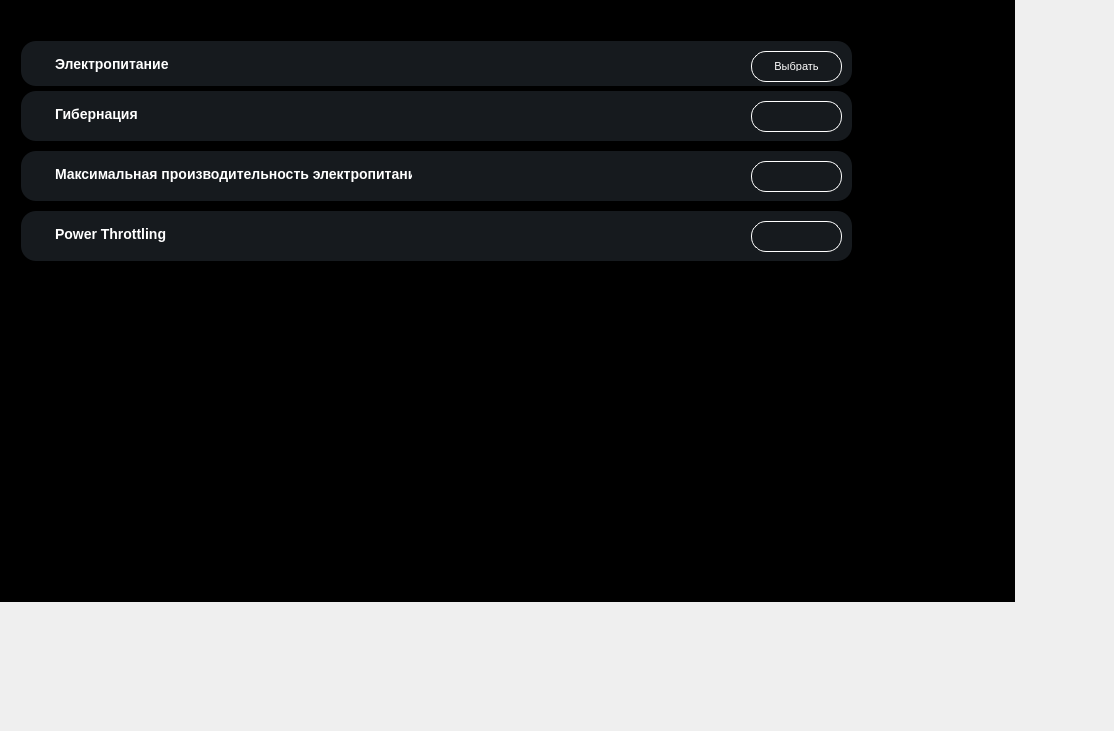
This is SettingsWidjets/EnergyPower.ui in zoomprog/ZoomDesctop as Qt 5 draws it before an edit. The edited form follows.
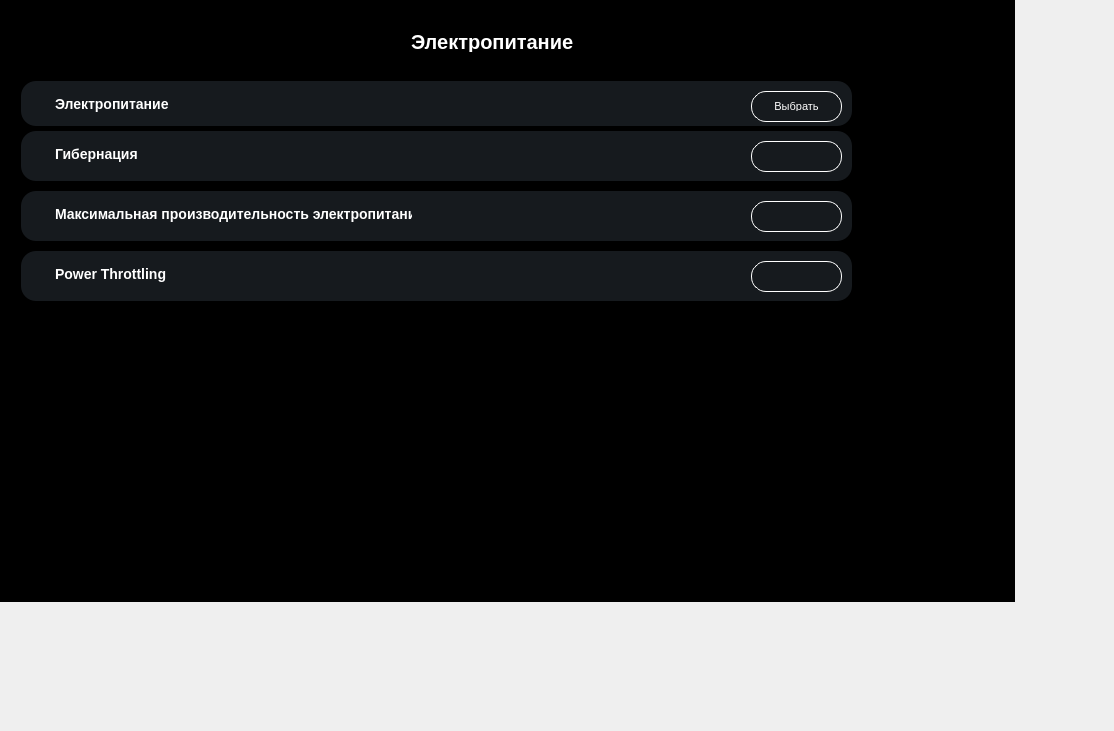
This is the edited form.

Patch:
```diff
--- a/SettingsWidjets/EnergyPower.ui
+++ b/SettingsWidjets/EnergyPower.ui
@@ -124,9 +124,9 @@
       <property name="geometry">
        <rect>
         <x>10</x>
-        <y>20</y>
+        <y>60</y>
         <width>961</width>
-        <height>551</height>
+        <height>511</height>
        </rect>
       </property>
       <property name="frameShape">
@@ -633,6 +633,27 @@
        </widget>
       </widget>
      </widget>
+     <widget class="QLabel" name="label">
+      <property name="geometry">
+       <rect>
+        <x>400</x>
+        <y>20</y>
+        <width>201</width>
+        <height>21</height>
+       </rect>
+      </property>
+      <property name="styleSheet">
+       <string notr="true">QLabel {
+    font-family: 'Arial'; /* Замените на нужное семейство шрифтов */
+    font-size: 20px; /* Замените на нужный размер шрифта */
+    color: white; /* Замените на нужный цвет текста */
+    font-weight: bold; /* Для жирного текста */
+}</string>
+      </property>
+      <property name="text">
+       <string>Электропитание</string>
+      </property>
+     </widget>
     </widget>
    </widget>
   </widget>
```
